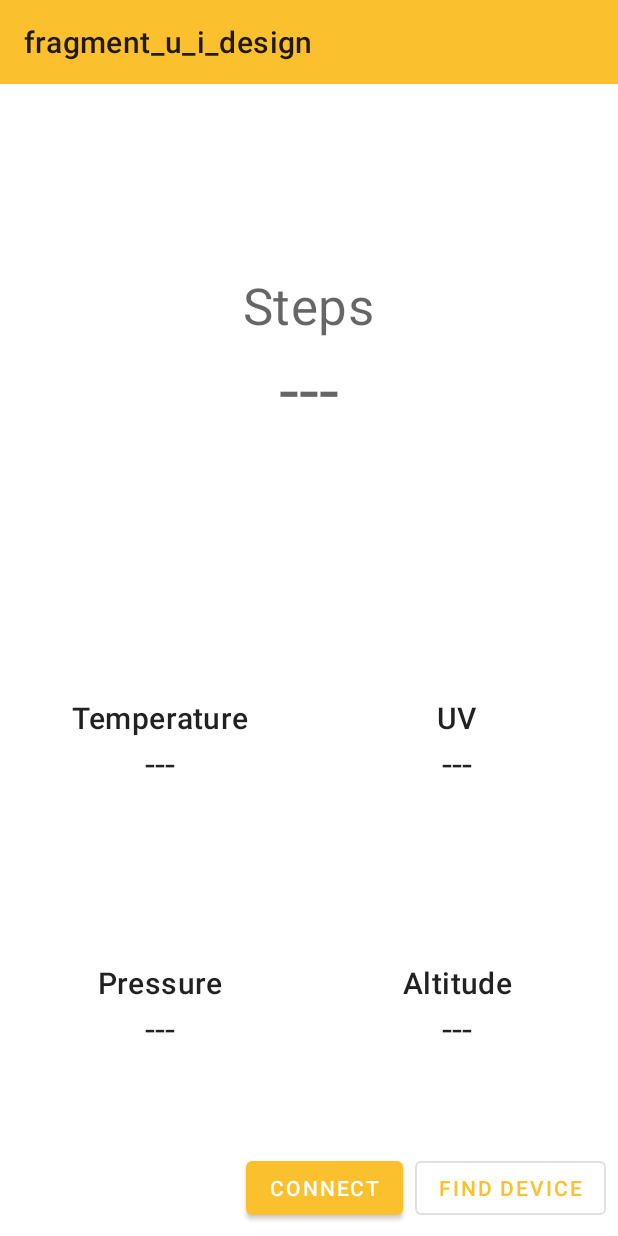
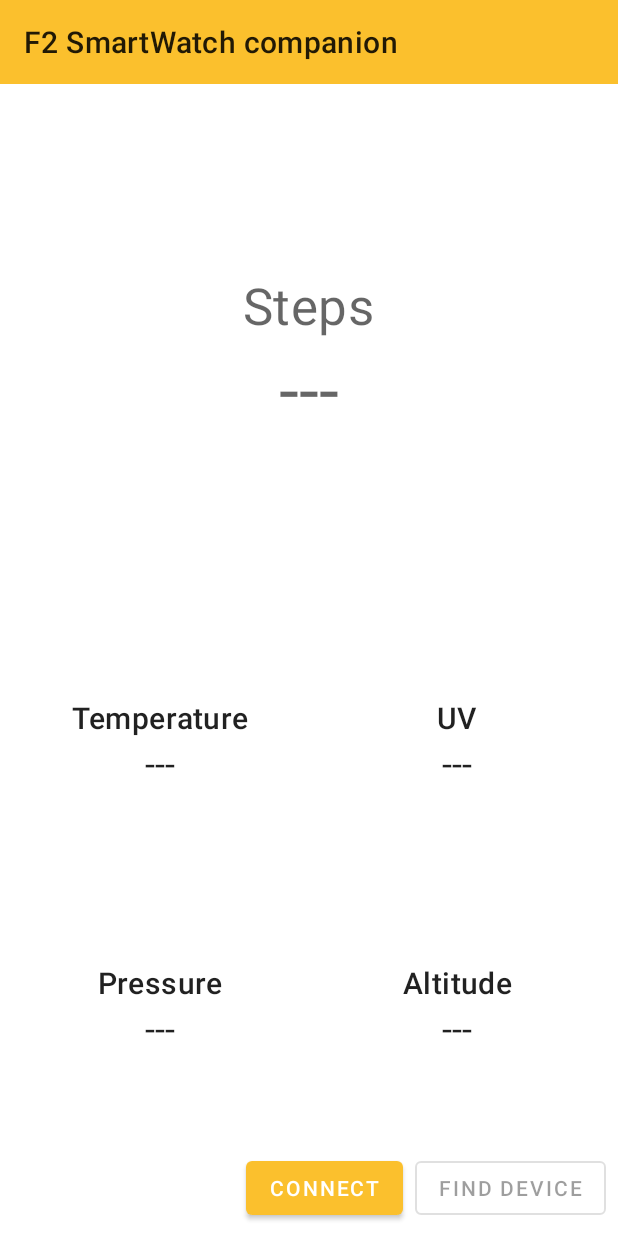
Before and after one commit to AbelChT/Reverse-Engineering-No.1-F2, an Android app: the screen it shows after launch (MainActivity), on a phone screen of 412 x 824 dp. Run offline under Robolectric (Android 15) with nearby library versions, the phone set to English and light mode, and no system bars; our stand-ins replace navigation-ui.

Commit message:
New interface

```diff
--- a/app/src/main/java/com/abelcht/n01f2smwc/ui/fragment/DisplayDataFragment.kt
+++ b/app/src/main/java/com/abelcht/n01f2smwc/ui/fragment/DisplayDataFragment.kt
@@ -41,7 +41,7 @@ class DisplayDataFragment : Fragment() {
         inflater: LayoutInflater, container: ViewGroup?,
         savedInstanceState: Bundle?
     ): View? {
-        return inflater.inflate(R.layout.display_data_fragment, container, false)
+        return inflater.inflate(R.layout.fragment_main, container, false)
     }
 
     val SELECT_DEVICE_REQUEST_CODE = 43
--- a/app/src/main/res/layout/fragment_main.xml
+++ b/app/src/main/res/layout/fragment_main.xml
@@ -3,7 +3,8 @@
     xmlns:app="http://schemas.android.com/apk/res-auto"
     xmlns:tools="http://schemas.android.com/tools"
     android:layout_width="match_parent"
-    android:layout_height="match_parent">
+    android:layout_height="match_parent"
+    tools:context=".ui.fragment.DisplayDataFragment">
 
     <include
         android:id="@+id/include3"
--- a/app/src/main/res/navigation/nav_graph.xml
+++ b/app/src/main/res/navigation/nav_graph.xml
@@ -3,16 +3,11 @@
     xmlns:app="http://schemas.android.com/apk/res-auto"
     xmlns:tools="http://schemas.android.com/tools"
     android:id="@+id/nav_graph"
-    app:startDestination="@id/UIDesignFragment">
+    app:startDestination="@id/displayDataFragment">
 
     <fragment
         android:id="@+id/displayDataFragment"
         android:name="com.abelcht.n01f2smwc.ui.fragment.DisplayDataFragment"
         android:label="F2 SmartWatch companion"
         tools:layout="@layout/display_data_fragment" />
-    <fragment
-        android:id="@+id/UIDesignFragment"
-        android:name="com.abelcht.n01f2smwc.UIDesignFragment"
-        android:label="fragment_u_i_design"
-        tools:layout="@layout/fragment_u_i_design" />
 </navigation>
```
